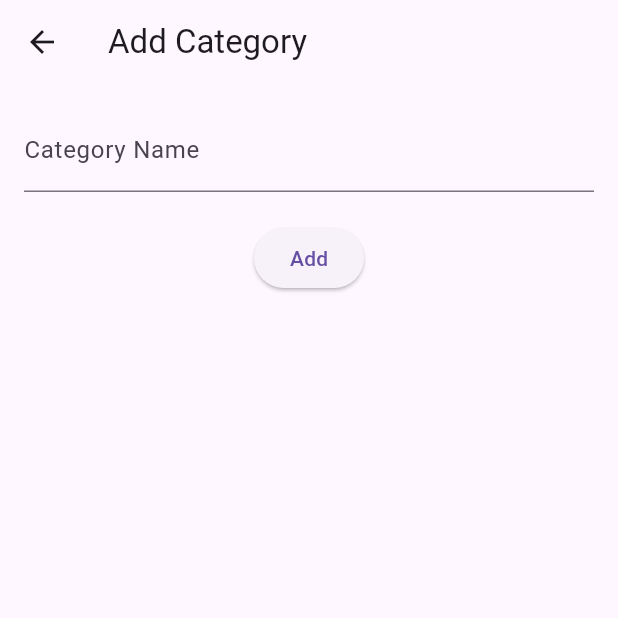
After one commit to MINA000000/design_pattern, a Flutter app: the AddCategoryPage screen opened directly, on a phone screen of 412 x 824 dp, the top half of it. The commit adds this screen. Run offline on Flutter 3.47's test engine with Material 3 defaults, Android fonts, the phone set to English and light mode, and no system bars; our stand-ins replace sqflite, sqflite_common_ffi; accounts and stored records are empty.

Commit message:
category (delete , add , edit ) done

```diff
--- /dev/null
+++ b/lib/admin_package/categories_configurations/add_cateogry_page.dart
@@ -0,0 +1,49 @@
+import 'package:design_pattern/single_data_base.dart';
+import 'package:flutter/material.dart';
+
+class AddCategoryPage extends StatefulWidget {
+  @override
+  _AddCategoryPageState createState() => _AddCategoryPageState();
+}
+
+class _AddCategoryPageState extends State<AddCategoryPage> {
+  final TextEditingController _controller = TextEditingController();
+
+  Future<void> addCategory() async {
+    String categoryName = _controller.text.trim();
+    if (categoryName.isNotEmpty) {
+      String sql = '''
+        INSERT INTO categories (category_name) VALUES ('$categoryName')
+      ''';
+      await Database.database.insertData(sql);
+      Navigator.pop(context); // Go back to categories page
+    } else {
+      ScaffoldMessenger.of(context).showSnackBar(
+        SnackBar(content: Text("Category name cannot be empty")),
+      );
+    }
+  }
+
+  @override
+  Widget build(BuildContext context) {
+    return Scaffold(
+      appBar: AppBar(title: Text("Add Category")),
+      body: Padding(
+        padding: EdgeInsets.all(16),
+        child: Column(
+          children: [
+            TextField(
+              controller: _controller,
+              decoration: InputDecoration(labelText: "Category Name"),
+            ),
+            SizedBox(height: 20),
+            ElevatedButton(
+              onPressed: addCategory,
+              child: Text("Add"),
+            ),
+          ],
+        ),
+      ),
+    );
+  }
+}
--- a/lib/admin_package/main_page.dart
+++ b/lib/admin_package/main_page.dart
@@ -15,7 +15,7 @@ class _MainAdminPageState extends State<MainAdminPage> {
       TransactionsConfiguration(),
      ConfirmedTransactions(),
        BooksConfiguration(),
-       CategoriesConfiguration()
+     CategoriesPage()
    ];
 
   @override
```
Also changed, not shown: lib/admin_package/categories_configurations/categories_configuration.dart (+95 -4 lines), lib/admin_package/categories_configurations/edit_category_page.dart (added, +60 -0 lines).
